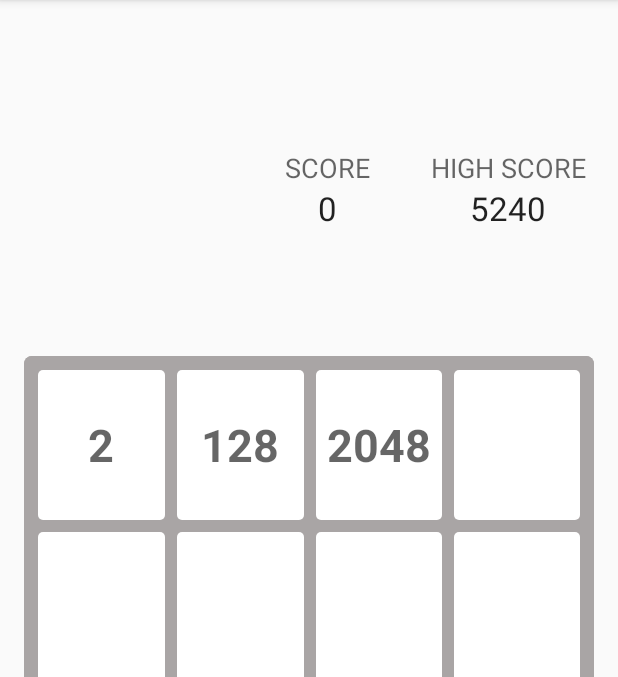
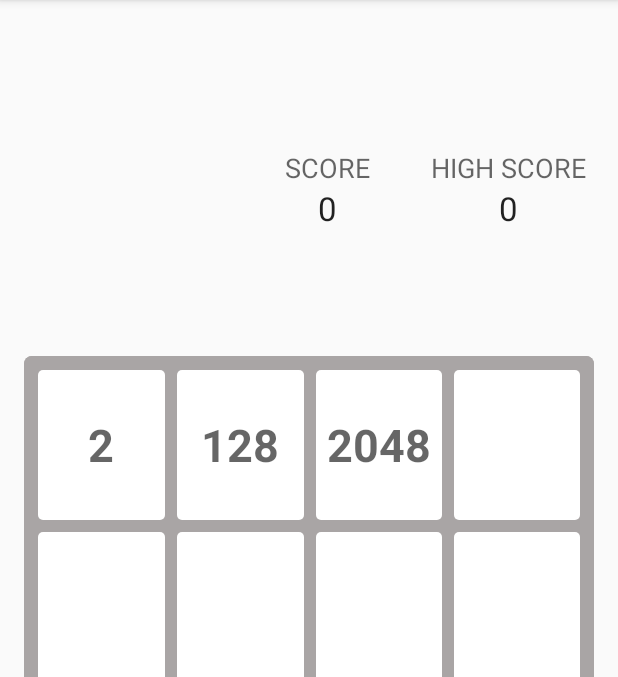
Before and after one commit to neshaev51/Copy_of_2048, an Android app: the screen it shows after launch (MainActivity), on a phone screen of 412 x 824 dp, the part 84-761 px from its top. Run offline under Robolectric (Android 15) with nearby library versions, the phone set to English and light mode, and no system bars.

Commit message:
Total score (High Score) counter were added

```diff
--- a/app/src/main/java/com/example/dmitry/game/MainActivity.java
+++ b/app/src/main/java/com/example/dmitry/game/MainActivity.java
@@ -1,5 +1,6 @@
 package com.example.dmitry.game;
 
+import android.content.SharedPreferences;
 import android.graphics.Typeface;
 import android.support.v7.app.AppCompatActivity;
 import android.os.Bundle;
@@ -21,6 +22,7 @@ public class MainActivity extends AppCompatActivity {
                          {0,0,0,0}};
     TextView arrShow;
     TextView txtScore;
+    TextView txtTotalScore;
     mGameFieldAction gameField;
     float oldTouchCoordinatesX = 0;
     float oldTouchCoordinatesY = 0;
@@ -33,6 +35,7 @@ public class MainActivity extends AppCompatActivity {
 
         touchSurface = (RelativeLayout)findViewById(R.id.touchSurface);
         txtScore = (TextView)findViewById(R.id.txtScore);
+        txtTotalScore = (TextView)findViewById(R.id.txtTotalScore);
 
 
 
@@ -126,9 +129,9 @@ public class MainActivity extends AppCompatActivity {
                 txtGameField[i][j].setBackground(getDrawable(R.drawable.courners_cells));
             }
         }
-        ;
 
-        gameField = new mGameFieldAction(arr,arrShow,txtGameField,txtScore);
+
+        gameField = new mGameFieldAction(arr,arrShow,txtGameField,txtScore,txtTotalScore,getApplicationContext());
     }
 
 
--- a/app/src/main/java/com/example/dmitry/game/mGameFieldAction.java
+++ b/app/src/main/java/com/example/dmitry/game/mGameFieldAction.java
@@ -1,5 +1,7 @@
 package com.example.dmitry.game;
 
+import android.content.Context;
+import android.content.SharedPreferences;
 import android.util.Log;
 import android.view.View;
 import android.widget.TextView;
@@ -17,22 +19,42 @@ public class mGameFieldAction {
     final byte SWIPE_TOP = 2;
     final byte SWIPE_DOWN = 3;
 
+    final String TOTAL_SCORE = "Total_Score";
+
 
     int[][] arr;
     TextView gameField;
     int[][] checkArr;
     TextView[][] txtGameField;
     TextView txtScore;
+    TextView tvTotalScore;
     int score = 0;
 
-    public mGameFieldAction(int[][] gameFieldArr, TextView gameField,TextView[][] txtGameField,TextView txtScore){
+    SharedPreferences totalScore;
+    int totalScoreValue;
+
+    public mGameFieldAction(int[][] gameFieldArr, TextView gameField,TextView[][] txtGameField,TextView txtScore,TextView tvTotalScore,Context context){
 
 
         arr = gameFieldArr;
         this.gameField = gameField;
         this.txtGameField = txtGameField;
         this.txtScore = txtScore;
+        this.tvTotalScore = tvTotalScore;
         txtScore.setText(score+"");
+
+        totalScore = context.getSharedPreferences("Total score",Context.MODE_PRIVATE);
+
+        if(totalScore.getInt(TOTAL_SCORE,-1) == -1){
+            Log.i("MY_TAG","Game started for first time");
+            //If game first Started
+            updateTotalScore(0);
+
+        }else{
+            totalScoreValue = totalScore.getInt(TOTAL_SCORE,0);
+            tvTotalScore.setText(totalScoreValue+"");
+        }
+
 
     }
 
@@ -176,6 +198,11 @@ public class mGameFieldAction {
 
     public void updateScreen(TextView arrShow){
 
+        if(score > totalScoreValue){
+            updateTotalScore(score);
+            tvTotalScore.setText(score+"");
+        }
+
 
 
         if(checkArr == null) {
@@ -188,6 +215,7 @@ public class mGameFieldAction {
             Log.i("MY_TAG","CHECK_ARR EQUALS NULL");
 
             addNewItem();
+
         }
         else {
 
@@ -254,12 +282,20 @@ public class mGameFieldAction {
             int x;
             int y;
             do {
-                x = random.nextInt((3 - 0) + 1);
-                y = random.nextInt((3 - 0) + 1);
+                x = random.nextInt((3) + 1);
+                y = random.nextInt((3) + 1);
 
             } while (arr[x][y] != 0);
 
             arr[x][y] = 2;
         }
     }
+
+    private void updateTotalScore(int scoreValue){
+        SharedPreferences.Editor editor = totalScore.edit();
+        editor.putInt(TOTAL_SCORE,scoreValue);
+        editor.commit();
+        totalScoreValue = scoreValue;
+        Log.i("MY_TAG","TOTAL SCORE = " + scoreValue);
+    }
 }
--- a/app/src/main/res/layout/activity_main.xml
+++ b/app/src/main/res/layout/activity_main.xml
@@ -60,8 +60,8 @@
                 android:layout_width="wrap_content"
                 android:layout_height="wrap_content"
                 android:textAppearance="?android:attr/textAppearanceLarge"
-                android:text="5240"
-                android:id="@+id/textView"
+                android:text="0"
+                android:id="@+id/txtTotalScore"
                 android:layout_gravity="center_horizontal" />
 
         </LinearLayout>
```
